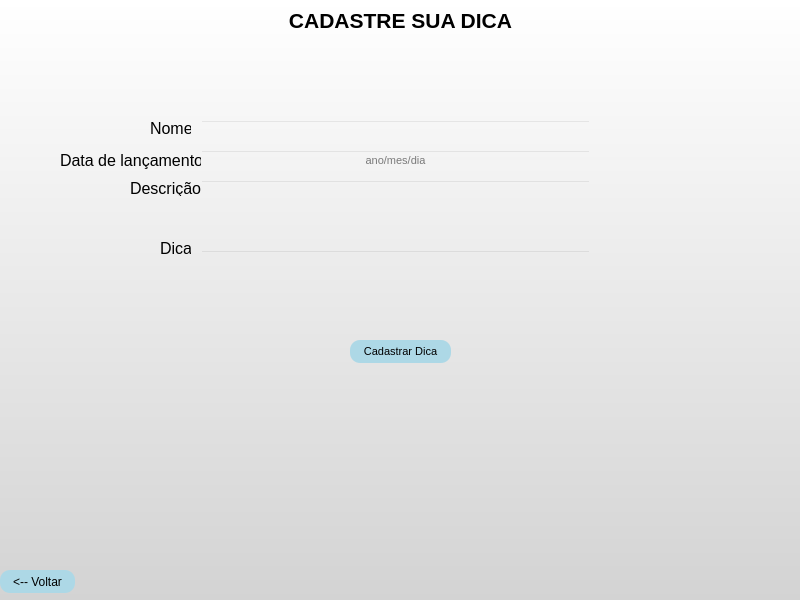
First picture: the form in telas/cad_jogos.ui, repository JorgeLuis8/Trabalho-POO-II, before the edit.
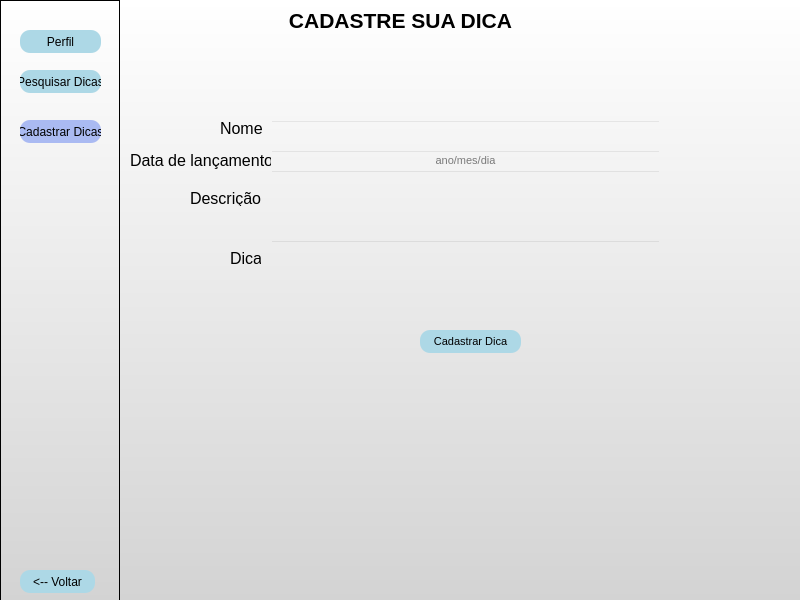
Second picture: the form after the edit.

Diff of the .ui file:
```diff
--- a/telas/cad_jogos.ui
+++ b/telas/cad_jogos.ui
@@ -57,9 +57,9 @@
    <widget class="QLabel" name="label_2">
     <property name="geometry">
      <rect>
-      <x>150</x>
+      <x>220</x>
       <y>120</y>
-      <width>41</width>
+      <width>51</width>
       <height>16</height>
      </rect>
     </property>
@@ -83,8 +83,8 @@
    <widget class="QLabel" name="label_3">
     <property name="geometry">
      <rect>
-      <x>130</x>
-      <y>180</y>
+      <x>190</x>
+      <y>190</y>
       <width>71</width>
       <height>16</height>
      </rect>
@@ -109,8 +109,8 @@
    <widget class="QLabel" name="label_4">
     <property name="geometry">
      <rect>
-      <x>160</x>
-      <y>240</y>
+      <x>230</x>
+      <y>250</y>
       <width>31</width>
       <height>16</height>
      </rect>
@@ -135,7 +135,7 @@
    <widget class="QLabel" name="label_5">
     <property name="geometry">
      <rect>
-      <x>60</x>
+      <x>130</x>
       <y>150</y>
       <width>141</width>
       <height>20</height>
@@ -161,8 +161,8 @@
    <widget class="QPushButton" name="pushButton">
     <property name="geometry">
      <rect>
-      <x>350</x>
-      <y>340</y>
+      <x>420</x>
+      <y>330</y>
       <width>101</width>
       <height>23</height>
      </rect>
@@ -192,7 +192,7 @@
    <widget class="QLineEdit" name="lineEdit">
     <property name="geometry">
      <rect>
-      <x>200</x>
+      <x>270</x>
       <y>120</y>
       <width>391</width>
       <height>20</height>
@@ -218,7 +218,7 @@
    <widget class="QLineEdit" name="lineEdit_2">
     <property name="geometry">
      <rect>
-      <x>200</x>
+      <x>270</x>
       <y>150</y>
       <width>391</width>
       <height>20</height>
@@ -250,8 +250,8 @@
    <widget class="QLineEdit" name="lineEdit_3">
     <property name="geometry">
      <rect>
-      <x>200</x>
-      <y>180</y>
+      <x>270</x>
+      <y>170</y>
       <width>391</width>
       <height>61</height>
      </rect>
@@ -276,8 +276,8 @@
    <widget class="QLineEdit" name="lineEdit_4">
     <property name="geometry">
      <rect>
-      <x>200</x>
-      <y>250</y>
+      <x>270</x>
+      <y>240</y>
       <width>391</width>
       <height>81</height>
      </rect>
@@ -296,17 +296,60 @@
 </string>
     </property>
    </widget>
-   <widget class="QPushButton" name="pushButton_3">
+   <widget class="QFrame" name="frame">
     <property name="geometry">
      <rect>
       <x>0</x>
-      <y>570</y>
-      <width>75</width>
-      <height>23</height>
+      <y>0</y>
+      <width>120</width>
+      <height>601</height>
      </rect>
     </property>
     <property name="styleSheet">
-     <string notr="true">QPushButton {
+     <string notr="true">background: qlineargradient(x1: 0, y1: 0, x2: 0, y2: 1, stop: 0 white, stop: 1 #D3D3D3);
+</string>
+    </property>
+    <property name="frameShape">
+     <enum>QFrame::StyledPanel</enum>
+    </property>
+    <property name="frameShadow">
+     <enum>QFrame::Raised</enum>
+    </property>
+    <widget class="QPushButton" name="pushButton_2">
+     <property name="geometry">
+      <rect>
+       <x>20</x>
+       <y>120</y>
+       <width>81</width>
+       <height>23</height>
+      </rect>
+     </property>
+     <property name="styleSheet">
+      <string notr="true">QPushButton {
+    background-color:  #AABAF2;
+    border-radius: 10px;
+}
+
+QPushButton:hover {
+    background-color:#AABAF2 ;
+}
+</string>
+     </property>
+     <property name="text">
+      <string>Cadastrar Dicas</string>
+     </property>
+    </widget>
+    <widget class="QPushButton" name="pushButton_4">
+     <property name="geometry">
+      <rect>
+       <x>20</x>
+       <y>30</y>
+       <width>81</width>
+       <height>23</height>
+      </rect>
+     </property>
+     <property name="styleSheet">
+      <string notr="true">QPushButton {
     background-color:  #add8e6;
     border-radius: 10px;
 }
@@ -315,10 +358,59 @@
     background-color:#AABAF2 ;
 }
 </string>
-    </property>
-    <property name="text">
-     <string>&lt;-- Voltar</string>
-    </property>
+     </property>
+     <property name="text">
+      <string>Perfil</string>
+     </property>
+    </widget>
+    <widget class="QPushButton" name="pushButton_5">
+     <property name="geometry">
+      <rect>
+       <x>20</x>
+       <y>70</y>
+       <width>81</width>
+       <height>23</height>
+      </rect>
+     </property>
+     <property name="styleSheet">
+      <string notr="true">QPushButton {
+    background-color:  #add8e6 ;
+    border-radius: 10px;
+}
+
+QPushButton:hover {
+    background-color:#AABAF2 ;
+}
+</string>
+     </property>
+     <property name="text">
+      <string>Pesquisar Dicas</string>
+     </property>
+    </widget>
+    <widget class="QPushButton" name="pushButton_3">
+     <property name="geometry">
+      <rect>
+       <x>20</x>
+       <y>570</y>
+       <width>75</width>
+       <height>23</height>
+      </rect>
+     </property>
+     <property name="styleSheet">
+      <string notr="true">QPushButton {
+    background-color:  #add8e6;
+    border-radius: 10px;
+}
+
+QPushButton:hover {
+    background-color:#AABAF2 ;
+}
+</string>
+     </property>
+     <property name="text">
+      <string>&lt;-- Voltar</string>
+     </property>
+    </widget>
    </widget>
   </widget>
  </widget>
```
